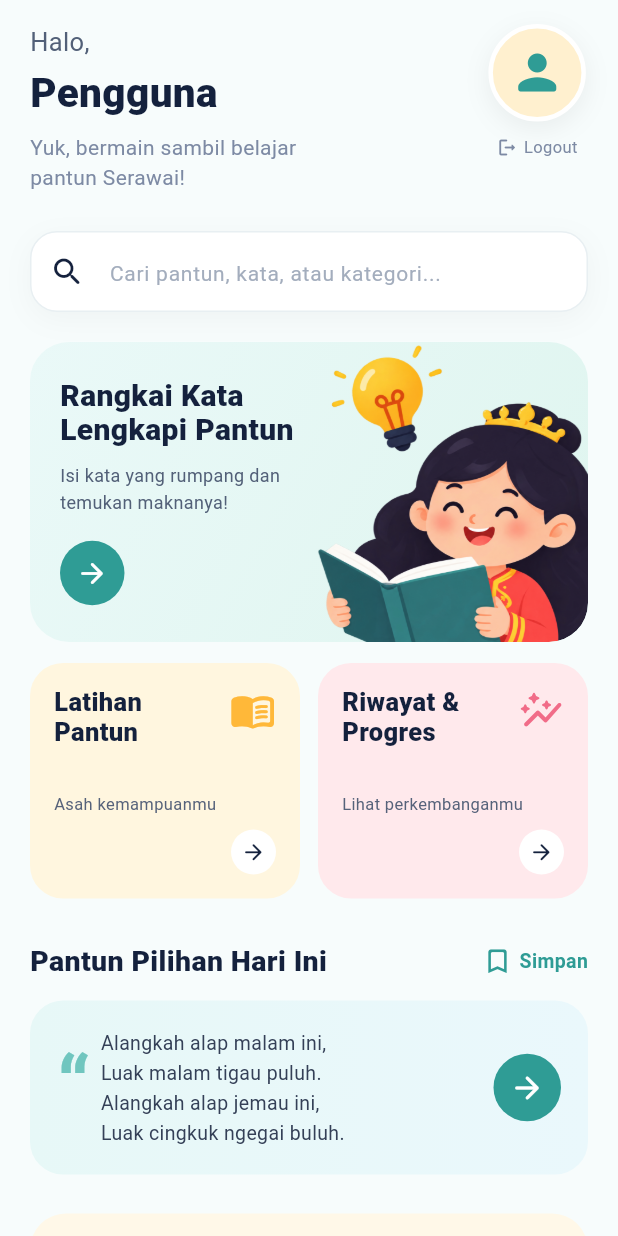
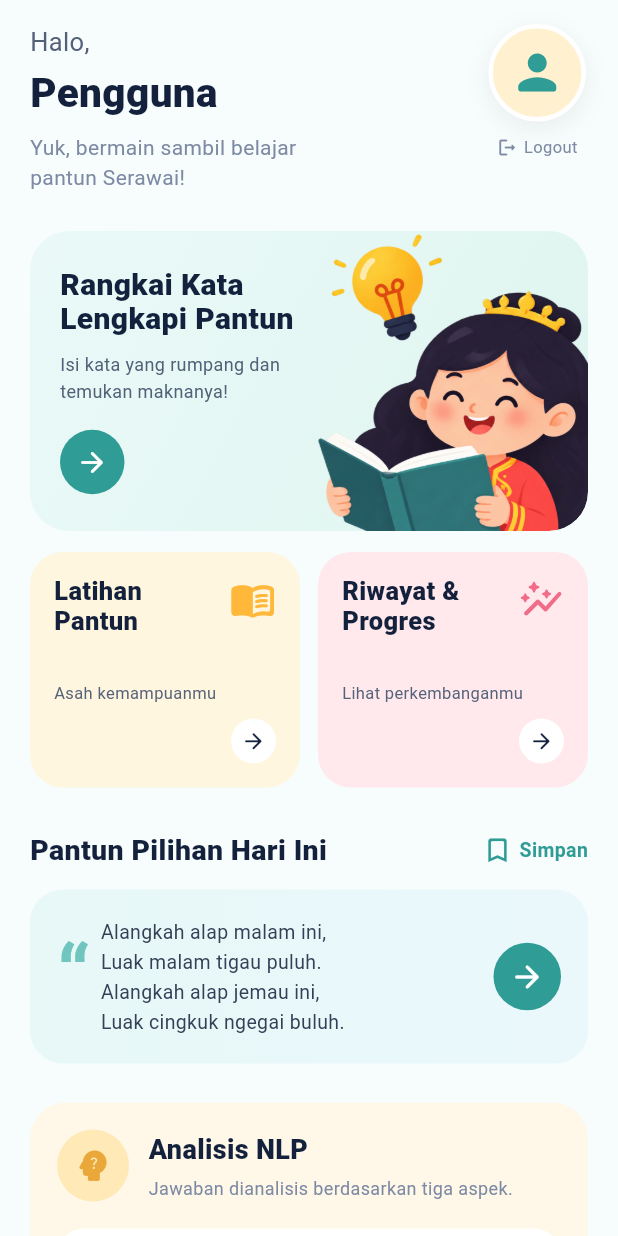
Before and after one commit to mhidayatpahlevi/serawai_learning_app, a Flutter app: the HomeView screen opened by its route, on a phone screen of 412 x 824 dp. Run offline on Flutter 3.47's test engine with Material 3 defaults, Android fonts, the phone set to English and light mode, and no system bars; our stand-ins replace cloud_firestore, firebase_auth, firebase_core, get, google_fonts; accounts and stored records are empty.

Commit message:
hilangkan search

```diff
--- a/lib/app/modules/home/views/home_view.dart
+++ b/lib/app/modules/home/views/home_view.dart
@@ -30,12 +30,12 @@ class HomeView extends GetView<HomeController> {
 
               const SizedBox(height: 26),
 
-              // ==========================================================
-              // SEARCH
-              // ==========================================================
-              _buildSearchBar(),
+              // // ==========================================================
+              // // SEARCH
+              // // ==========================================================
+              // _buildSearchBar(),
 
-              const SizedBox(height: 20),
+              // const SizedBox(height: 20),
 
               // ==========================================================
               // HERO / LATIHAN UTAMA
@@ -204,46 +204,46 @@ class HomeView extends GetView<HomeController> {
     );
   }
 
-  // ============================================================
-  // SEARCH BAR
-  // ============================================================
+  // // ============================================================
+  // // SEARCH BAR
+  // // ============================================================
 
-  Widget _buildSearchBar() {
-    return Container(
-      height: 54,
-      decoration: BoxDecoration(
-        color: Colors.white,
-        borderRadius: BorderRadius.circular(18),
-        border: Border.all(
-          color: const Color(0xFFE8EFF2),
-        ),
-        boxShadow: [
-          BoxShadow(
-            color: Colors.black.withValues(alpha: 0.035),
-            blurRadius: 16,
-            offset: const Offset(0, 5),
-          ),
-        ],
-      ),
-      child: const TextField(
-        decoration: InputDecoration(
-          hintText: 'Cari pantun, kata, atau kategori...',
-          hintStyle: TextStyle(
-            color: Color(0xFFA3ADBD),
-            fontSize: 14,
-          ),
-          prefixIcon: Icon(
-            Icons.search_rounded,
-            color: darkColor,
-          ),
-          border: InputBorder.none,
-          contentPadding: EdgeInsets.symmetric(
-            vertical: 16,
-          ),
-        ),
-      ),
-    );
-  }
+  // Widget _buildSearchBar() {
+  //   return Container(
+  //     height: 54,
+  //     decoration: BoxDecoration(
+  //       color: Colors.white,
+  //       borderRadius: BorderRadius.circular(18),
+  //       border: Border.all(
+  //         color: const Color(0xFFE8EFF2),
+  //       ),
+  //       boxShadow: [
+  //         BoxShadow(
+  //           color: Colors.black.withValues(alpha: 0.035),
+  //           blurRadius: 16,
+  //           offset: const Offset(0, 5),
+  //         ),
+  //       ],
+  //     ),
+  //     child: const TextField(
+  //       decoration: InputDecoration(
+  //         hintText: 'Cari pantun, kata, atau kategori...',
+  //         hintStyle: TextStyle(
+  //           color: Color(0xFFA3ADBD),
+  //           fontSize: 14,
+  //         ),
+  //         prefixIcon: Icon(
+  //           Icons.search_rounded,
+  //           color: darkColor,
+  //         ),
+  //         border: InputBorder.none,
+  //         contentPadding: EdgeInsets.symmetric(
+  //           vertical: 16,
+  //         ),
+  //       ),
+  //     ),
+  //   );
+  // }
 
   // ============================================================
   // HERO CARD
```
